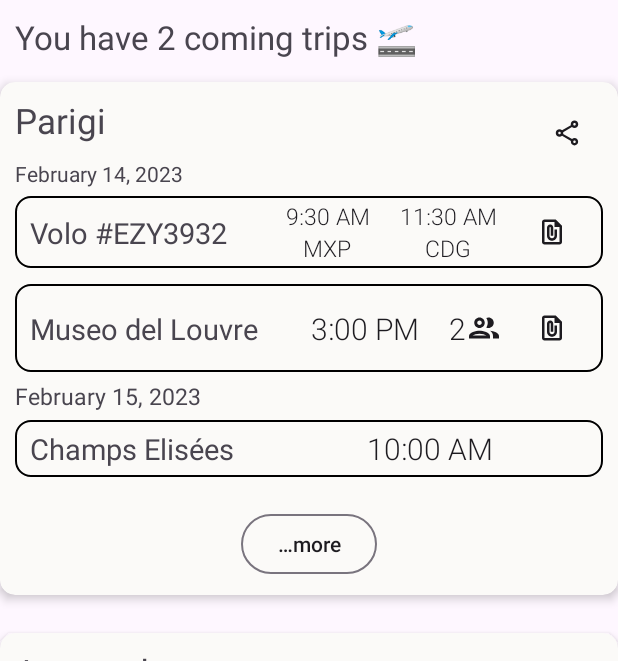
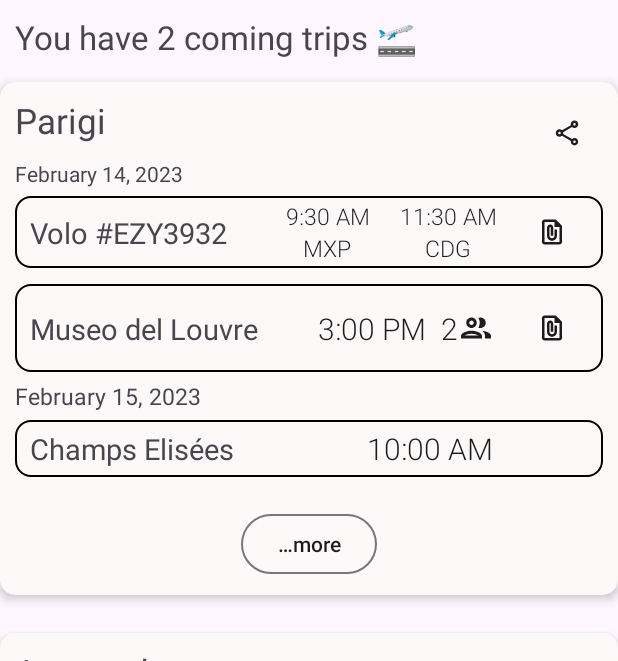
Before and after one commit to AlePucci/one-two-trip, an Android app: the screen it shows after launch (HomeActivity), on a phone screen of 412 x 824 dp, the part 102-763 px from its top. Run offline under Robolectric (Android 15) with nearby library versions, the phone set to English and light mode, and no system bars; our stand-ins replace Room's generated code, navigation-ui.

Commit message:
Space fix

```diff
--- a/app/src/main/res/layout/activity_item_home.xml
+++ b/app/src/main/res/layout/activity_item_home.xml
@@ -77,7 +77,7 @@
                 android:id="@+id/participants"
                 android:layout_width="wrap_content"
                 android:layout_height="wrap_content"
-                android:layout_marginStart="20dp"
+                android:layout_marginStart="10dp"
                 android:textAppearance="@style/Widget.App.TripTimeAppearance"
                 android:textSize="20sp"
                 app:drawableRightCompat="@drawable/ic_outline_group_24"
```
